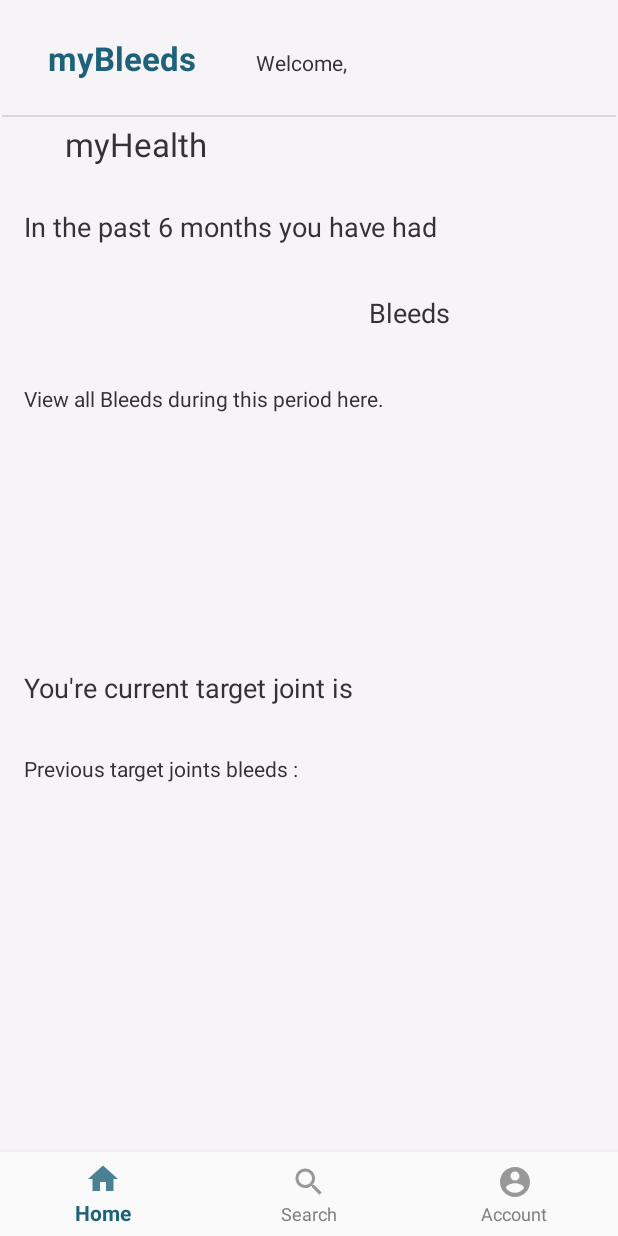
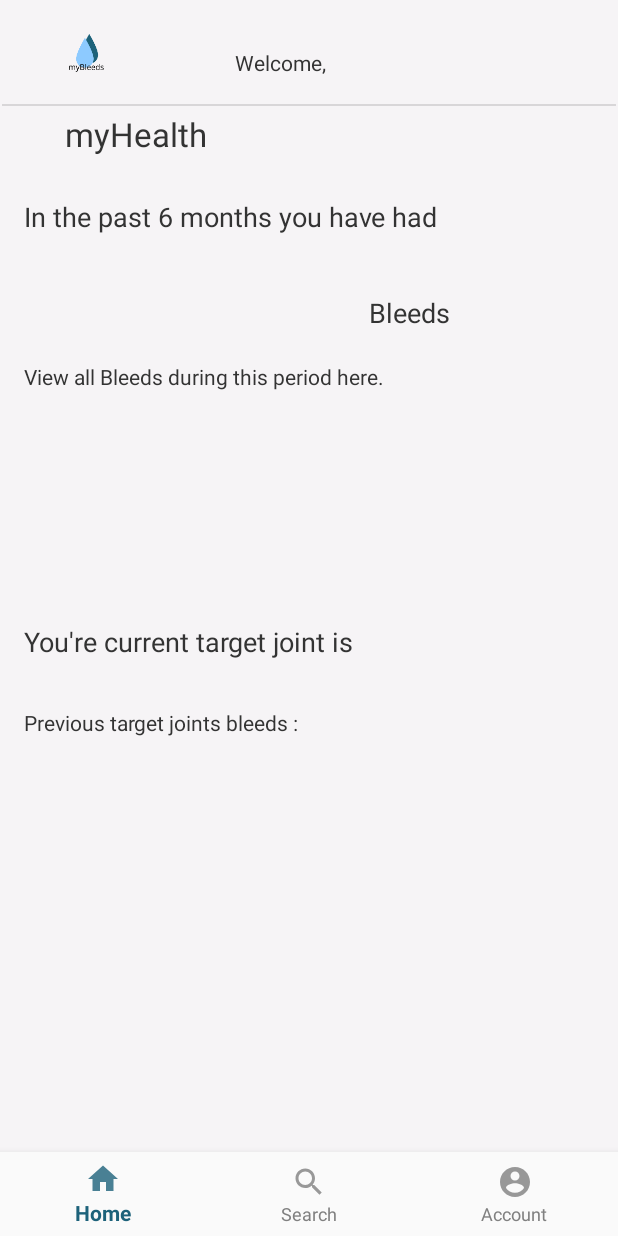
Before and after one commit to Fergaloc/FYP-FOC, an Android app: the layout my_health.xml on its own in the app's theme, with its tools: preview values and no code run, on a phone screen of 412 x 824 dp. Run offline under Robolectric (Android 15) with nearby library versions, the phone set to English and light mode, and no system bars.

```diff
--- a/app/src/main/res/layout/my_health.xml
+++ b/app/src/main/res/layout/my_health.xml
@@ -9,9 +9,9 @@
     android:background="#F6F4F6">
 
 
-    <ScrollView
-        android:layout_width="fill_parent"
-        android:layout_height="fill_parent">
+    <androidx.core.widget.NestedScrollView
+        android:layout_width="match_parent"
+        android:layout_height="match_parent">
 
         <androidx.constraintlayout.widget.ConstraintLayout
             android:layout_width="match_parent"
@@ -20,31 +20,11 @@
 
 
             <TextView
-                android:id="@+id/textView3"
-                android:layout_width="wrap_content"
-                android:layout_height="wrap_content"
-                android:layout_centerInParent="true"
-                android:layout_marginStart="32dp"
-                android:layout_marginTop="24dp"
-                android:layout_marginEnd="281dp"
-                android:gravity="center"
-                android:shadowColor="#1d627a"
-                android:text="myBleeds"
-                android:textAppearance="@style/TextAppearance.AppCompat.Large"
-                android:textColor="#1d627a"
-                android:textStyle="bold"
-                app:layout_constraintEnd_toEndOf="parent"
-                app:layout_constraintHorizontal_bias="0.0"
-                app:layout_constraintStart_toStartOf="parent"
-                app:layout_constraintTop_toTopOf="parent" />
-
-
-            <TextView
                 android:id="@+id/textView12"
                 android:layout_width="99dp"
                 android:layout_height="37dp"
                 android:layout_marginStart="43dp"
-                android:layout_marginTop="28dp"
+                android:layout_marginTop="4dp"
                 android:layout_marginEnd="274dp"
                 android:text="myHealth"
                 android:textAppearance="@style/TextAppearance.AppCompat.Large"
@@ -52,7 +32,7 @@
                 app:layout_constraintEnd_toEndOf="parent"
                 app:layout_constraintHorizontal_bias="0.0"
                 app:layout_constraintStart_toStartOf="parent"
-                app:layout_constraintTop_toBottomOf="@+id/textView3"
+                app:layout_constraintTop_toBottomOf="@+id/divider7"
                 tools:textStyle="bold" />
 
             <androidx.recyclerview.widget.RecyclerView
@@ -72,11 +52,11 @@
                 android:id="@+id/textView14"
                 android:layout_width="wrap_content"
                 android:layout_height="wrap_content"
-                android:layout_marginStart="40dp"
+                android:layout_marginStart="47dp"
                 android:layout_marginTop="32dp"
                 android:text="Welcome, "
                 android:textColor="#333333"
-                app:layout_constraintStart_toEndOf="@+id/textView3"
+                app:layout_constraintStart_toEndOf="@+id/imageView5"
                 app:layout_constraintTop_toTopOf="parent" />
 
             <TextView
@@ -118,7 +98,7 @@
                 android:layout_width="wrap_content"
                 android:layout_height="wrap_content"
                 android:layout_marginStart="16dp"
-                android:layout_marginTop="168dp"
+                android:layout_marginTop="152dp"
                 android:text="You're current target joint is "
                 android:textAppearance="@style/TextAppearance.AppCompat.Medium"
                 android:textColor="#333333"
@@ -135,6 +115,8 @@
                 android:textColor="#333333"
                 app:layout_constraintStart_toStartOf="parent"
                 app:layout_constraintTop_toBottomOf="@+id/textView17" />
+
+
 
             <ListView
                 android:id="@+id/listViewTarget"
@@ -155,7 +137,7 @@
                 android:layout_width="wrap_content"
                 android:layout_height="wrap_content"
                 android:layout_marginTop="24dp"
-                android:layout_marginEnd="56dp"
+                android:layout_marginEnd="120dp"
                 android:textAppearance="@style/TextAppearance.AppCompat.Medium"
                 android:textColor="#333333"
                 app:layout_constraintEnd_toStartOf="@+id/textView16"
@@ -165,8 +147,12 @@
                 android:id="@+id/txtTarget"
                 android:layout_width="wrap_content"
                 android:layout_height="wrap_content"
-                android:layout_marginStart="24dp"
-                android:layout_marginTop="40dp"
+                android:layout_marginStart="44dp"
+                android:layout_marginTop="24dp"
+                android:autoSizeMaxTextSize="100sp"
+                android:autoSizeMinTextSize="12sp"
+                android:autoSizeStepGranularity="2sp"
+                android:autoSizeTextType="uniform"
                 android:textAppearance="@style/TextAppearance.AppCompat.Medium"
                 android:textColor="#333333"
                 android:textStyle="bold"
@@ -178,7 +164,7 @@
                 android:layout_width="250dp"
                 android:layout_height="22dp"
                 android:layout_marginStart="16dp"
-                android:layout_marginTop="84dp"
+                android:layout_marginTop="76dp"
                 android:text="View all Bleeds during this period here."
                 android:textAppearance="@style/TextAppearance.AppCompat.Small"
                 android:textColor="#333333"
@@ -190,17 +176,29 @@
                 android:layout_width="409dp"
                 android:layout_height="1dp"
                 android:layout_marginStart="1dp"
-                android:layout_marginTop="23dp"
+                android:layout_marginTop="6dp"
                 android:layout_marginEnd="1dp"
                 android:background="?android:attr/listDivider"
                 app:layout_constraintEnd_toEndOf="parent"
                 app:layout_constraintStart_toStartOf="parent"
-                app:layout_constraintTop_toBottomOf="@+id/textView3" />
+                app:layout_constraintTop_toBottomOf="@+id/imageView5" />
+
+            <ImageView
+                android:id="@+id/imageView5"
+                android:layout_width="103dp"
+                android:layout_height="56dp"
+                android:layout_marginStart="6dp"
+                android:layout_marginTop="7dp"
+                app:layout_constraintStart_toStartOf="parent"
+                app:layout_constraintTop_toTopOf="parent"
+                app:srcCompat="@mipmap/ic_launcher_foreground" />
 
 
         </androidx.constraintlayout.widget.ConstraintLayout>
 
-    </ScrollView>
+
+
+    </androidx.core.widget.NestedScrollView>
 
     <com.google.android.material.bottomnavigation.BottomNavigationView
         android:id="@+id/bottom_navigation"
--- a/app/src/main/res/layout/parent_viewfilter.xml
+++ b/app/src/main/res/layout/parent_viewfilter.xml
@@ -11,9 +11,7 @@
     android:paddingTop="16dp"
     tools:context=".AddBleedActivity">
 
-    <ScrollView
-        android:layout_width="fill_parent"
-        android:layout_height="fill_parent">
+
 
         <androidx.constraintlayout.widget.ConstraintLayout
             android:layout_width="384dp"
@@ -131,8 +129,6 @@
         </androidx.constraintlayout.widget.ConstraintLayout>
 
 
-    </ScrollView>
-
     <TextView
         android:id="@+id/txtChildID"
         android:layout_width="wrap_content"
--- a/app/src/main/res/layout/view_filer_bleeds.xml
+++ b/app/src/main/res/layout/view_filer_bleeds.xml
@@ -11,9 +11,6 @@
     android:paddingTop="16dp"
     tools:context=".AddBleedActivity">
 
-    <ScrollView
-        android:layout_width="fill_parent"
-        android:layout_height="fill_parent">
 
     <androidx.constraintlayout.widget.ConstraintLayout
         android:layout_width="384dp"
@@ -123,7 +120,6 @@
     </androidx.constraintlayout.widget.ConstraintLayout>
 
 
-    </ScrollView>
 
 
     <com.google.android.material.bottomnavigation.BottomNavigationView
```
Also changed, not shown: app/src/main/java/com/example/MyBleeds/AddBleedActivity.java (+1 -9 lines), app/src/main/java/com/example/MyBleeds/DoctorViewPatients.java (+23 -23 lines), app/src/main/java/com/example/MyBleeds/PatientSettingsActivity.java (+84 -58 lines), app/src/main/java/com/example/MyBleeds/PatientUpload.java (added, +28 -0 lines), app/src/main/java/com/example/MyBleeds/ViewPatientHome.java (+11 -1 lines), app/src/main/java/com/example/MyBleeds/newPatientSettingsActivity.java (+0 -15 lines), app/src/main/res/layout/activity_add_bleed.xml (+7 -21 lines), app/src/main/res/layout/doctor_viewpatients.xml (+9 -9 lines), app/src/main/res/layout/patient_home.xml (+20 -25 lines), app/src/main/res/layout/view_patient_home.xml (+23 -13 lines), app/src/main/res/layout/viewhealth.xml (+20 -33 lines).
